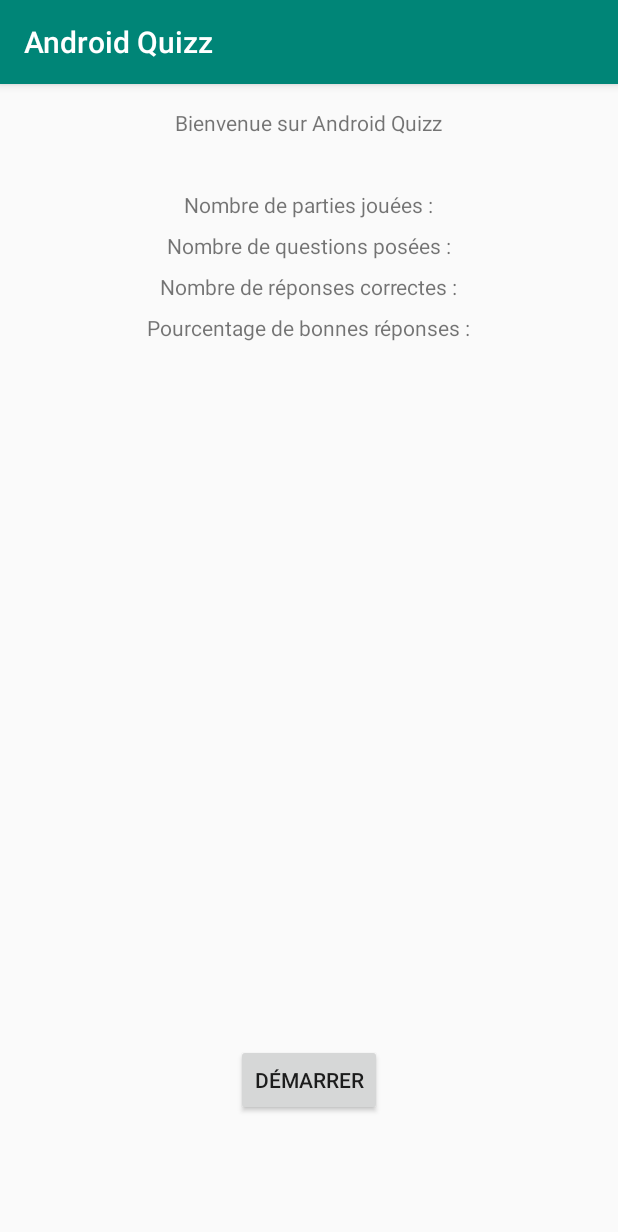
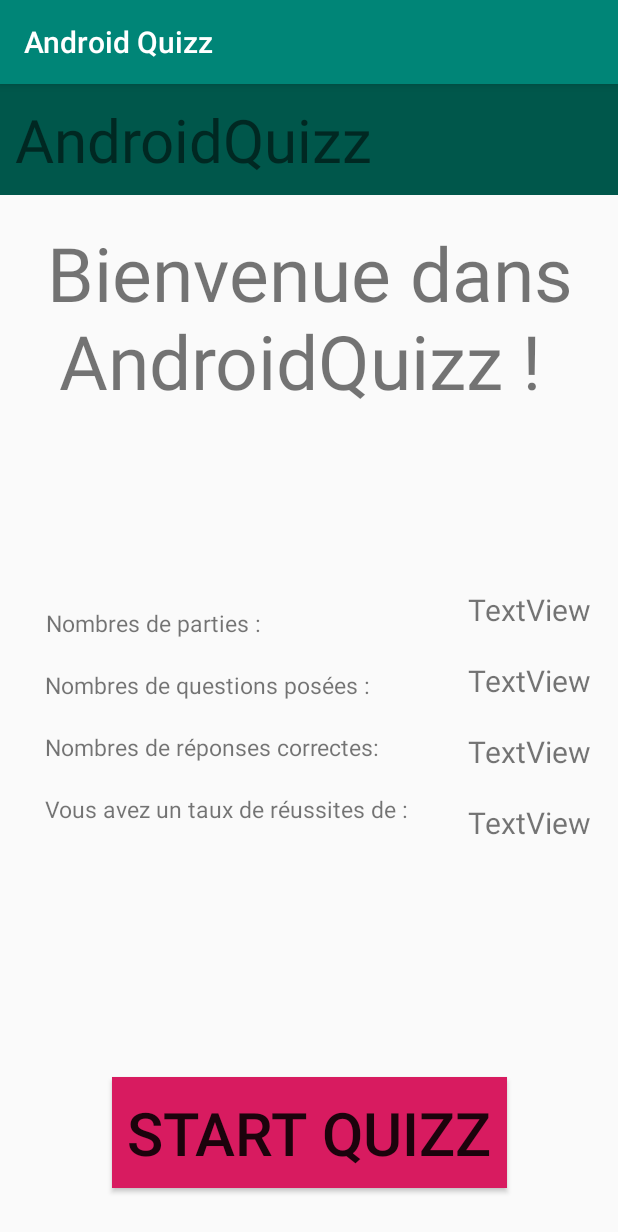
Before and after one commit to Chewbaku/Android, an Android app: the screen it shows after launch (lobby), on a phone screen of 412 x 824 dp. Shown: the top 1232 px of the screen. Run offline under Robolectric (Android 15) with nearby library versions, the phone set to English and light mode, and no system bars.

Commit message:
nouveau layout lobby

```diff
--- a/AndroidQuizz/app/src/main/res/layout/activity_lobby.xml
+++ b/AndroidQuizz/app/src/main/res/layout/activity_lobby.xml
@@ -7,74 +7,143 @@
     tools:context=".lobby">
 
     <TextView
-        android:id="@+id/textWelcome"
-        android:layout_width="wrap_content"
+        android:id="@+id/text_menu"
+        android:layout_width="0dp"
         android:layout_height="wrap_content"
-        android:layout_marginStart="115dp"
-        android:layout_marginTop="16dp"
-        android:layout_marginEnd="116dp"
-        android:text="@string/welcomeMessage"
+        android:background="@color/colorPrimaryDark"
+        android:padding="10dp"
+        android:text="AndroidQuizz"
+        android:textSize="40dp"
         app:layout_constraintEnd_toEndOf="parent"
         app:layout_constraintStart_toStartOf="parent"
         app:layout_constraintTop_toTopOf="parent" />
+
+    <LinearLayout
+        android:id="@+id/linearLayout"
+        android:layout_width="wrap_content"
+        android:layout_height="wrap_content"
+        android:layout_marginStart="8dp"
+        android:layout_marginTop="8dp"
+        android:layout_marginEnd="8dp"
+        android:layout_marginBottom="8dp"
+        android:orientation="vertical"
+        android:padding="10dp"
+        app:layout_constraintBottom_toBottomOf="parent"
+        app:layout_constraintEnd_toStartOf="@+id/linearLayout2"
+        app:layout_constraintStart_toStartOf="parent"
+        app:layout_constraintTop_toBottomOf="@+id/text_menu">
 
         <TextView
             android:id="@+id/textNbPartiesJouees"
             android:layout_width="wrap_content"
             android:layout_height="wrap_content"
-        android:layout_marginStart="16dp"
-        android:layout_marginTop="35dp"
-        android:layout_marginEnd="16dp"
-        android:text="@string/nbPartiesJouees"
-        app:layout_constraintEnd_toEndOf="parent"
-        app:layout_constraintStart_toStartOf="parent"
-        app:layout_constraintTop_toBottomOf="@+id/textWelcome" />
+            android:gravity="center"
+            android:padding="10dp"
+            android:text="Nombres de parties : "
+            android:textSize="15dp" />
 
         <TextView
             android:id="@+id/textNbQuestionPosees"
             android:layout_width="wrap_content"
             android:layout_height="wrap_content"
-        android:layout_marginStart="16dp"
-        android:layout_marginTop="8dp"
-        android:layout_marginEnd="16dp"
-        android:text="@string/nbQuestionsPosees"
-        app:layout_constraintEnd_toEndOf="parent"
-        app:layout_constraintStart_toStartOf="parent"
-        app:layout_constraintTop_toBottomOf="@+id/textNbPartiesJouees" />
+            android:gravity="center"
+            android:padding="10dp"
+            android:text="Nombres de questions posées :"
+            android:textSize="15dp" />
 
         <TextView
             android:id="@+id/textNbReponsesCorrectes"
             android:layout_width="wrap_content"
             android:layout_height="wrap_content"
-        android:layout_marginStart="16dp"
-        android:layout_marginTop="8dp"
-        android:layout_marginEnd="16dp"
-        android:text="@string/nbReponsesCorrectes"
-        app:layout_constraintEnd_toEndOf="parent"
-        app:layout_constraintStart_toStartOf="parent"
-        app:layout_constraintTop_toBottomOf="@+id/textNbQuestionPosees" />
+            android:gravity="center"
+            android:padding="10dp"
+            android:text="Nombres de réponses correctes:"
+            android:textSize="15dp" />
 
         <TextView
             android:id="@+id/textPourcentageBonnesReponses"
             android:layout_width="wrap_content"
             android:layout_height="wrap_content"
-        android:layout_marginStart="16dp"
-        android:layout_marginTop="8dp"
-        android:layout_marginEnd="16dp"
-        android:text="@string/pourcentageBonnesReponses"
-        app:layout_constraintEnd_toEndOf="parent"
-        app:layout_constraintStart_toStartOf="parent"
-        app:layout_constraintTop_toBottomOf="@+id/textNbReponsesCorrectes" />
+            android:gravity="center"
+            android:padding="10dp"
+            android:text="Vous avez un taux de réussites de :"
+            android:textSize="15dp" />
+
+    </LinearLayout>
 
     <Button
         android:id="@+id/buttonStart"
         android:layout_width="wrap_content"
         android:layout_height="wrap_content"
-        android:layout_marginStart="16dp"
-        android:layout_marginEnd="16dp"
-        android:layout_marginBottom="80dp"
-        android:text="@string/boutonStart"
+        android:layout_marginStart="8dp"
+        android:layout_marginEnd="8dp"
+        android:layout_marginBottom="32dp"
+        android:padding="10dp"
+        android:text="Start quizz"
+        android:textSize="40dp"
+        android:background="@color/colorAccent"
         app:layout_constraintBottom_toBottomOf="parent"
         app:layout_constraintEnd_toEndOf="parent"
         app:layout_constraintStart_toStartOf="parent" />
+
+    <LinearLayout
+        android:id="@+id/linearLayout2"
+        android:layout_width="0dp"
+        android:layout_height="wrap_content"
+        android:layout_marginTop="8dp"
+        android:layout_marginEnd="8dp"
+        android:layout_marginBottom="8dp"
+        android:orientation="vertical"
+        app:layout_constraintBottom_toBottomOf="parent"
+        app:layout_constraintEnd_toEndOf="parent"
+        app:layout_constraintTop_toBottomOf="@+id/text_menu">
+
+        <TextView
+            android:id="@+id/intNbPartiesJouees"
+            android:layout_width="match_parent"
+            android:layout_height="wrap_content"
+            android:gravity="center"
+            android:padding="10dp"
+            android:text="TextView"
+            android:textSize="20dp" />
+
+        <TextView
+            android:id="@+id/intNbQuestionPosees"
+            android:layout_width="match_parent"
+            android:layout_height="wrap_content"
+            android:gravity="center"
+            android:padding="10dp"
+            android:text="TextView"
+            android:textSize="20dp" />
+
+        <TextView
+            android:id="@+id/intNbReponsesCorrectes"
+            android:layout_width="match_parent"
+            android:layout_height="wrap_content"
+            android:gravity="center"
+            android:padding="10dp"
+            android:text="TextView"
+            android:textSize="20dp" />
+
+        <TextView
+            android:id="@+id/intPourcentageBonnesReponses"
+            android:layout_width="match_parent"
+            android:layout_height="wrap_content"
+            android:gravity="center"
+            android:padding="10dp"
+            android:text="TextView"
+            android:textSize="20dp" />
+    </LinearLayout>
+
+    <TextView
+        android:id="@+id/textWelcome"
+        android:layout_width="wrap_content"
+        android:layout_height="wrap_content"
+        android:layout_marginTop="8dp"
+        android:gravity="center"
+        android:padding="10dp"
+        android:text="Bienvenue dans AndroidQuizz ! "
+        android:textSize="50dp"
+        app:layout_constraintTop_toBottomOf="@+id/text_menu" />
+
 </android.support.constraint.ConstraintLayout>
```
Lines whose indentation alone changed are shown as unchanged.
